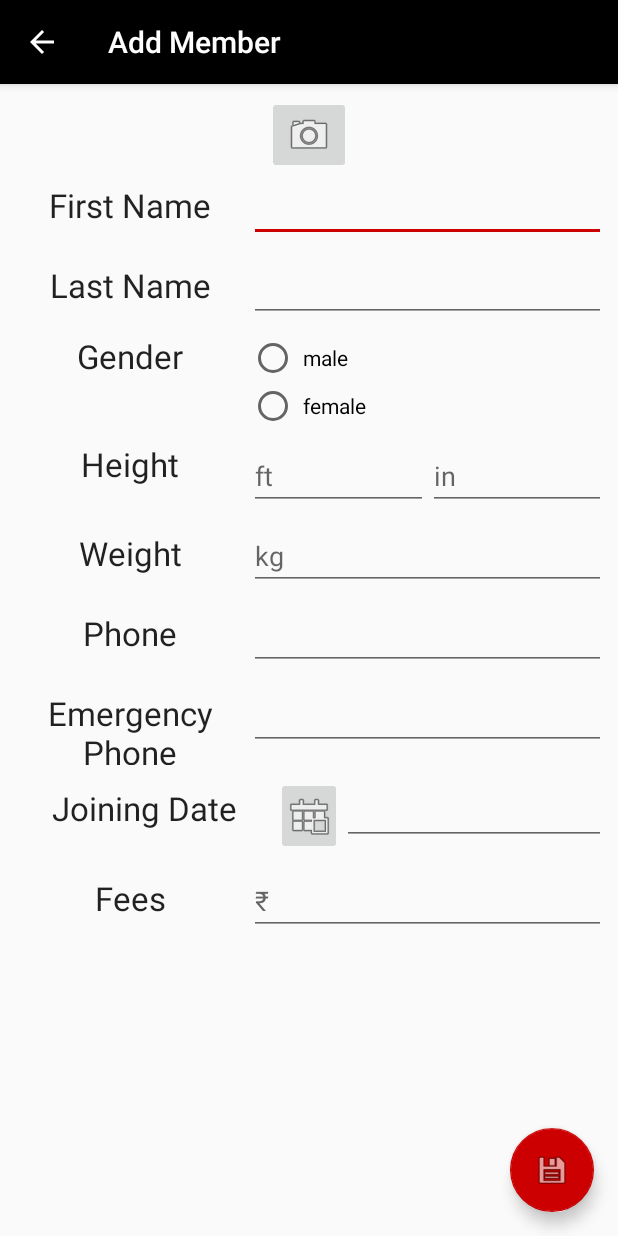
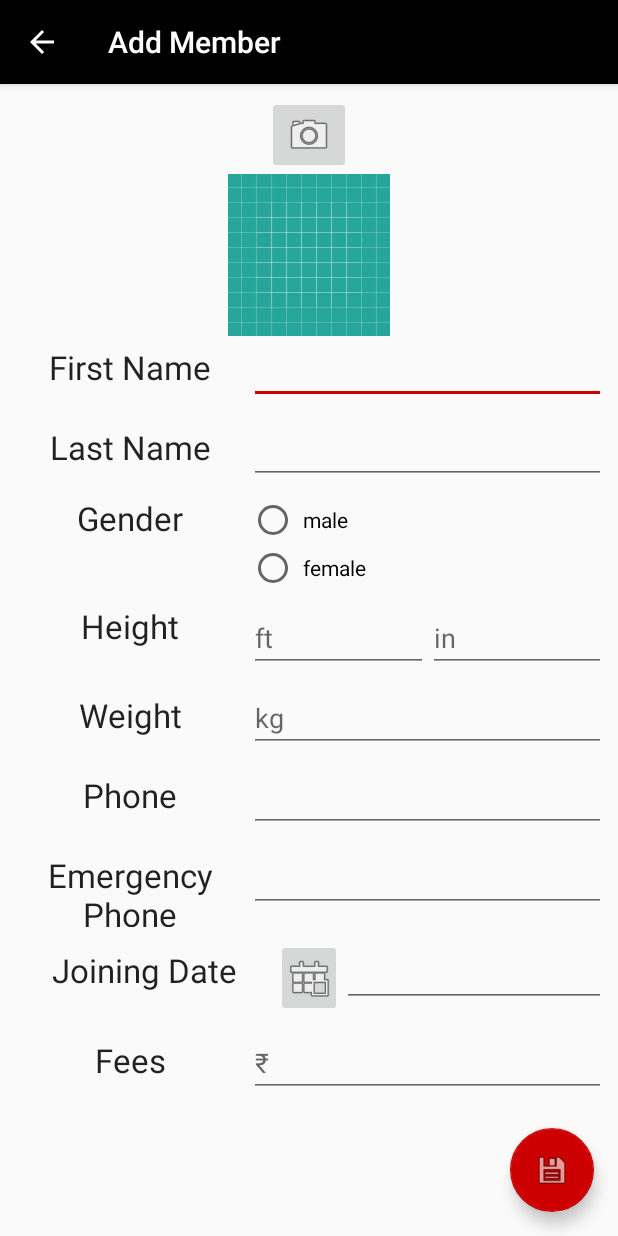
Before and after one commit to AI0497/TIC, an Android app: the AddMember screen opened directly, with no data from a screen before it, on a phone screen of 412 x 824 dp. Run offline under Robolectric (Android 15) with nearby library versions, the phone set to English and light mode, and no system bars.

Commit message:
set visibility:visible for img_photo

```diff
--- a/app/src/main/res/layout/content_add_member.xml
+++ b/app/src/main/res/layout/content_add_member.xml
@@ -37,8 +37,9 @@
                     android:layout_height="wrap_content"
                     android:layout_weight="1"
                     android:contentDescription="@string/str_content_description"
-                    android:visibility="gone"
+                    android:visibility="visible"
                     app:srcCompat="@drawable/ic_launcher_background" />
+                <!--TODO: add dummy user image here-->
             </LinearLayout>
 
             <LinearLayout
```
